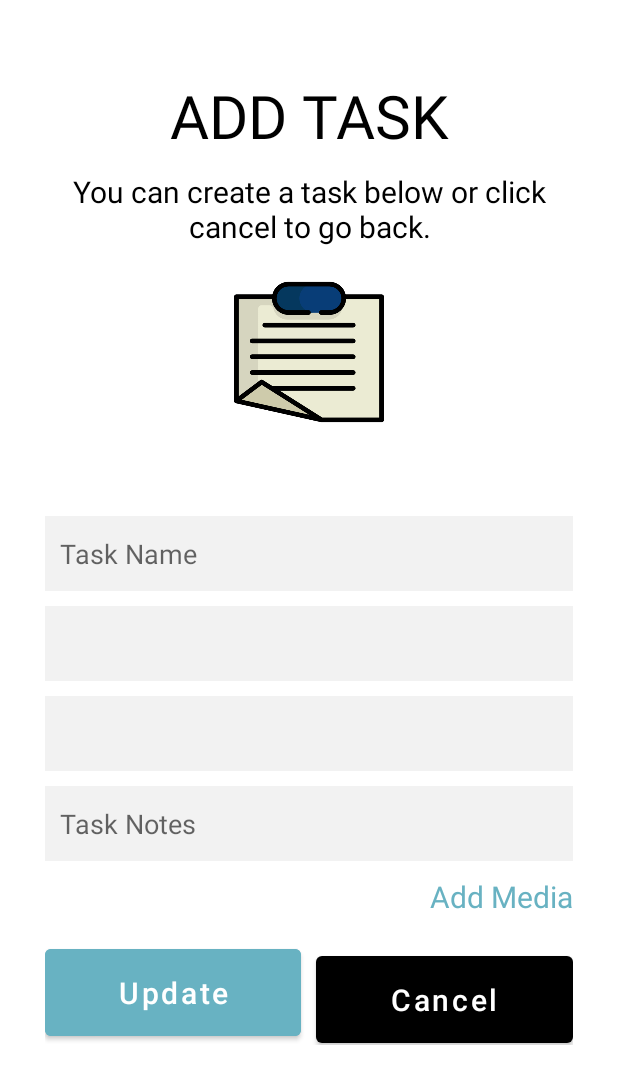
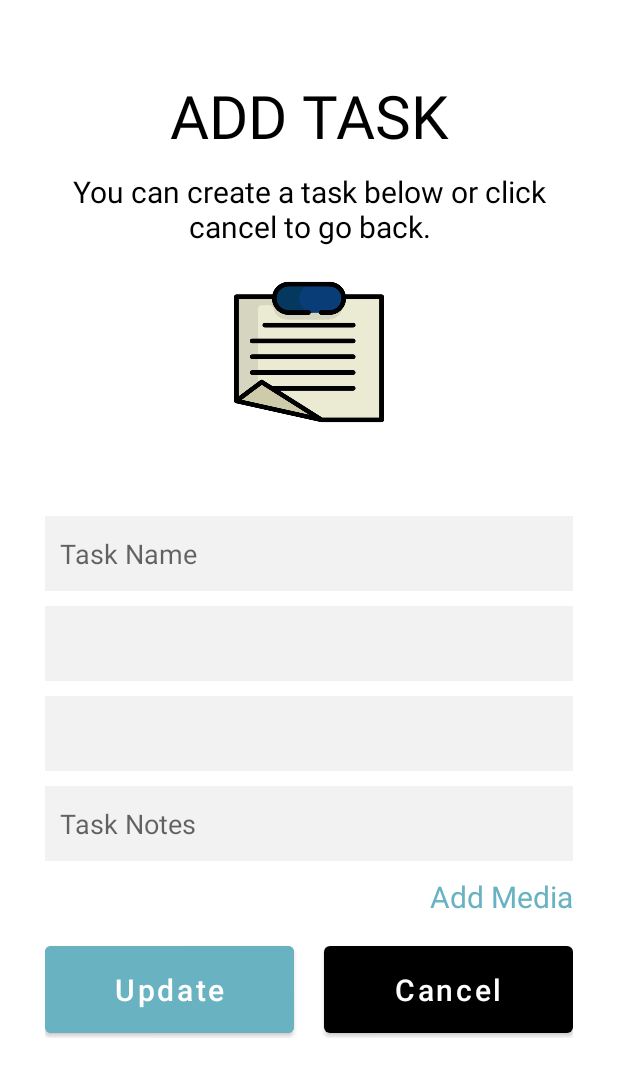
Before and after one commit to cassandrale179/ci491_project, an Android app: the AddTask screen opened directly, with no data from a screen before it, on a phone screen of 412 x 824 dp. Shown: the top 1084 px of the screen. Run offline under Robolectric (Android 15) with nearby library versions, the phone set to English and light mode, and no system bars; our stand-ins replace Firebase (no records; nobody signed in at launch, a user with empty details on screens opened directly); pictures from the network do not load; 1 statement that could not run was skipped.

Commit message:
Fixed button formatting on add task screen

```diff
--- a/app/src/main/res/layout/activity_add_task.xml
+++ b/app/src/main/res/layout/activity_add_task.xml
@@ -137,7 +137,8 @@
                 android:layout_height="70dp"
                 android:text="Cancel"
                 android:textAllCaps="false"
-                android:layout_marginTop="10dp"
+                android:layout_marginLeft="10dp"
+                android:layout_marginTop="5dp"
                 android:textSize="20dp"
                 android:layout_weight="0.5"/>
 
```
